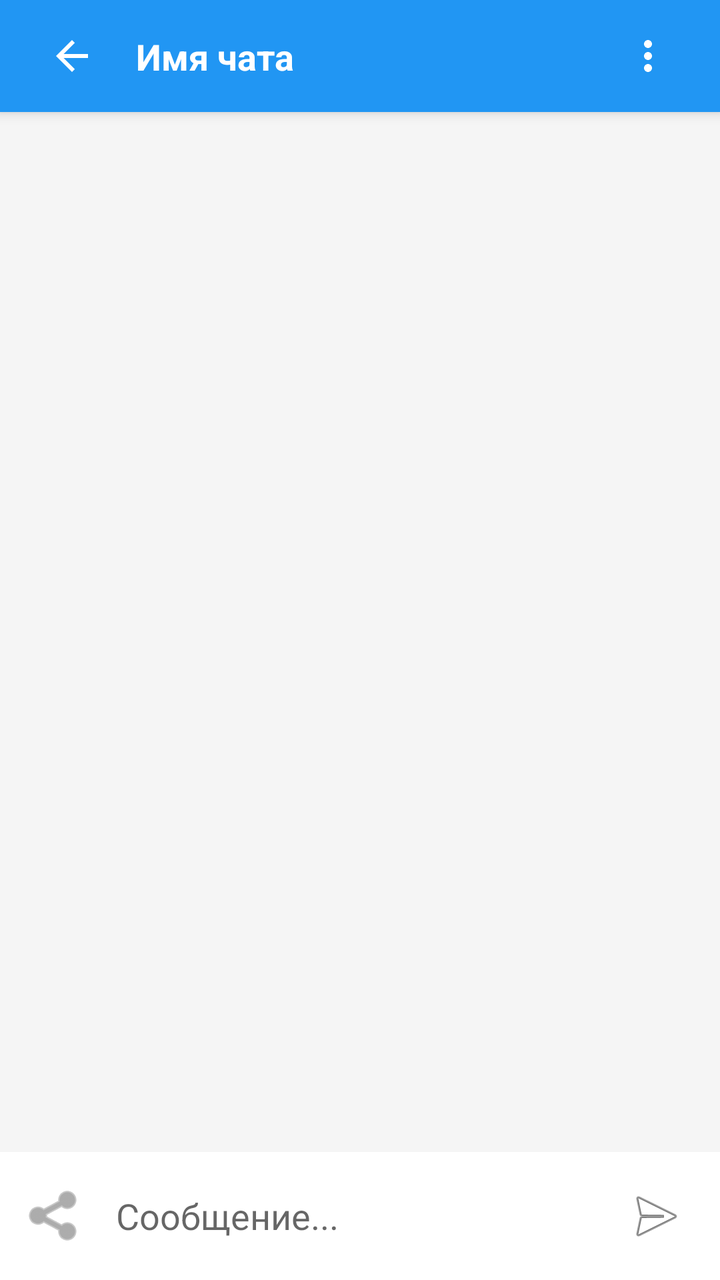
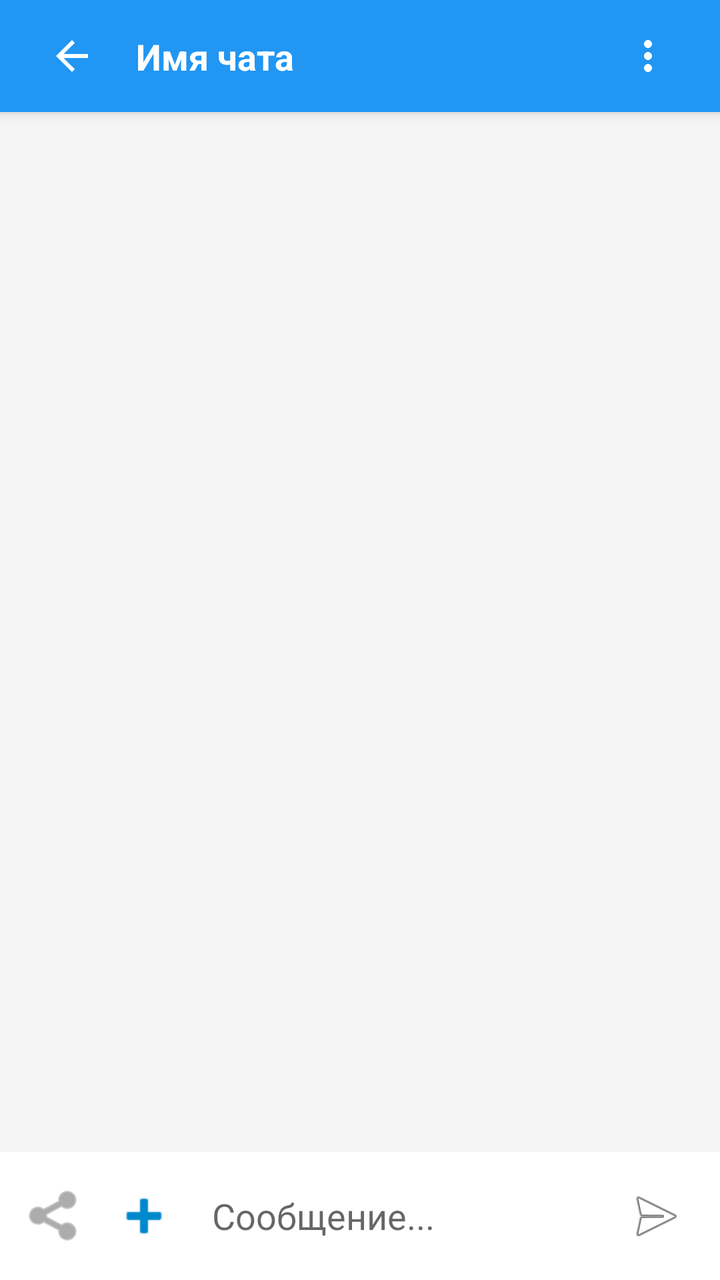

Before-and-after screenshots of an Android layout around one commit, followed by the original layout XML and the change that was made.
<!-- AndroidManifest.xml: application theme Theme.MailLis -->
<!-- res/layout/activity_chat.xml -->
<?xml version="1.0" encoding="utf-8"?>
<LinearLayout
    xmlns:android="http://schemas.android.com/apk/res/android"
    xmlns:app2="http://schemas.android.com/apk/res-auto"
    xmlns:tools="http://android.com"
    android:layout_width="match_parent"
    android:layout_height="match_parent"
    android:orientation="vertical"
    android:background="#F5F5F5"
    android:fitsSystemWindows="true"
    tools:ignore="HardcodedText,Autofill">

    
    <FrameLayout
        android:id="@+id/toolbarContainer"
        android:layout_width="match_parent"
        android:layout_height="56dp"
        android:background="?attr/colorPrimary"
        android:elevation="4dp">

        
        <RelativeLayout
            android:id="@+id/layoutNormalToolbar"
            android:layout_width="match_parent"
            android:layout_height="match_parent"
            android:padding="16dp"
            android:visibility="visible">
            
            <ImageButton
                android:id="@+id/buttonChatBack"
                android:layout_width="40dp"
                android:layout_height="40dp"
                android:layout_alignParentLeft="true"
                android:layout_centerVertical="true"
                android:background="?attr/selectableItemBackgroundBorderless"
                android:src="@drawable/ic_arrow_back"
                android:contentDescription="Назад" />

            <TextView
                android:id="@+id/textViewChatTitle"
                android:layout_width="wrap_content"
                android:layout_height="wrap_content"
                android:layout_toRightOf="@id/buttonChatBack"
                android:layout_centerVertical="true"
                android:layout_marginLeft="12dp"
                android:text="Имя чата"
                android:textColor="#FFFFFF"
                android:textSize="18sp"
                android:textStyle="bold"
                android:ellipsize="end"
                android:singleLine="true" />
            
            <ImageButton
                android:id="@+id/buttonChatMenu"
                android:layout_width="40dp"
                android:layout_height="40dp"
                android:layout_alignParentRight="true"
                android:layout_centerVertical="true"
                android:background="?attr/selectableItemBackgroundBorderless"
                android:src="@drawable/ic_more_vert"
                android:contentDescription="Меню чата" />
        </RelativeLayout>

        
        <RelativeLayout
            android:id="@+id/layoutEditToolbar"
            android:layout_width="match_parent"
            android:layout_height="match_parent"
            android:paddingLeft="12dp"
            android:paddingRight="12dp"
            android:background="#0088CC"
            android:visibility="gone"> 

            
            <ImageButton
                android:id="@+id/buttonCancelSelection"
                android:layout_width="48dp"
                android:layout_height="48dp"
                android:layout_alignParentLeft="true"
                android:layout_centerVertical="true"
                android:background="?attr/selectableItemBackgroundBorderless"
                android:src="@drawable/ic_close"
                android:contentDescription="Отмена" />

            
            <TextView
                android:id="@+id/textViewSelectedCount"
                android:layout_width="wrap_content"
                android:layout_height="wrap_content"
                android:layout_toRightOf="@id/buttonCancelSelection"
                android:layout_centerVertical="true"
                android:layout_marginLeft="16dp"
                android:text="Выбрано: 0"
                android:textColor="#FFFFFF"
                android:textSize="16sp"
                android:textStyle="bold" />

            
            <ImageButton
                android:id="@+id/buttonDeleteSelected"
                android:layout_width="48dp"
                android:layout_height="48dp"
                android:layout_alignParentRight="true"
                android:layout_centerVertical="true"
                android:background="?attr/selectableItemBackgroundBorderless"
                android:src="@drawable/ic_delete"
                android:contentDescription="Удалить выбранное" />
        </RelativeLayout>
    </FrameLayout>


    
    <androidx.recyclerview.widget.RecyclerView
        android:id="@+id/recyclerViewMessages"
        android:layout_width="match_parent"
        android:layout_height="0dp"
        android:layout_weight="1"
        android:paddingTop="12dp"
        android:paddingBottom="8dp"
        android:clipToPadding="false"
        android:scrollbars="vertical" />

    
    <LinearLayout
        android:layout_width="match_parent"
        android:layout_height="wrap_content"
        android:orientation="horizontal"
        android:padding="8dp"
        android:background="#FFFFFF"
        android:gravity="center_vertical">

        
        <ImageButton
            android:id="@+id/buttonAttachFile"
            android:layout_width="40dp"
            android:layout_height="40dp"
            android:background="?attr/selectableItemBackgroundBorderless"
            android:src="@android:drawable/ic_menu_share"
            android:contentDescription="Прикрепить фото"
            app2:tint="#757575" />

        <EditText
            android:id="@+id/editTextMessage"
            android:layout_width="0dp"
            android:layout_height="wrap_content"
            android:layout_weight="1"
            android:hint="Cообщение..."
            android:inputType="textLongMessage|textMultiLine"
            android:maxLines="4"
            android:background="@android:color/transparent"
            android:padding="10dp" />

        <ImageButton
            android:id="@+id/buttonSendMessage"
            android:layout_width="48dp"
            android:layout_height="48dp"
            android:background="?attr/selectableItemBackgroundBorderless"
            android:contentDescription="Отправить"
            android:src="@android:drawable/ic_menu_send" />
    </LinearLayout>
</LinearLayout>
<!-- resources referenced by this layout -->
<resources>
  <!-- drawable ic_arrow_back (drawable) -->
  <?xml version="1.0" encoding="utf-8"?>
  <vector xmlns:android="http://schemas.android.com/apk/res/android"
      android:width="24dp"
      android:height="24dp"
      android:viewportWidth="24"
      android:viewportHeight="24">
      <path
          android:fillColor="#FFFFFF"
          android:pathData="M20,11H7.83l5.59,-5.59L12,4l-8,8 8,8 1.41,-1.41L7.83,13H20V11Z"/>
  </vector>
  <!-- drawable ic_close (drawable) -->
  <?xml version="1.0" encoding="utf-8"?>
  <vector xmlns:android="http://schemas.android.com/apk/res/android"
      android:width="24dp"
      android:height="24dp"
      android:viewportWidth="24"
      android:viewportHeight="24">
      <path
          android:fillColor="#FFFFFF"
          android:pathData="M19,6.41L17.59,5,12,10.59,6.41,5,5,6.41,10.59,12,5,17.59,6.41,19,12,13.41,17.59,19,19,17.59,13.41,12Z"/>
  </vector>
  <!-- drawable ic_delete (drawable) -->
  <?xml version="1.0" encoding="utf-8"?>
  <vector xmlns:android="http://schemas.android.com/apk/res/android"
      android:width="24dp"
      android:height="24dp"
      android:viewportWidth="24"
      android:viewportHeight="24">
      <path
          android:fillColor="#FFFFFF"
          android:pathData="M6,19c0,1.1 0.9,2 2,2h8c1.1,0 2,-0.9 2,-2V7H6v12zM19,4h-3.5l-1,-1h-5l-1,1H5v2h14V4z"/>
  </vector>
  <!-- drawable ic_more_vert (drawable) -->
  <?xml version="1.0" encoding="utf-8"?>
  <vector xmlns:android="http://schemas.android.com/apk/res/android"
      android:width="24dp"
      android:height="24dp"
      android:viewportWidth="24"
      android:viewportHeight="24">
      <path
          android:fillColor="#FFFFFF"
          android:pathData="M12,8c1.1,0 2,-0.9 2,-2s-0.9,-2 -2,-2 -2,0.9 -2,2 0.9,2 2,2zM12,10c-1.1,0 -2,0.9 -2,2s0.9,2 2,2 2,-0.9 2,-2 -0.9,-2 -2,-2zM12,16c-1.1,0 -2,0.9 -2,2s0.9,2 2,2 2,-0.9 2,-2 -0.9,-2 -2,-2z"/>
  </vector>
  <style name="Theme.MailLis" parent="Theme.MaterialComponents.Light.DarkActionBar">
          
          <item name="colorPrimary">#2196F3</item>
          <item name="colorPrimaryVariant">#1976D2</item>
          <item name="colorOnPrimary">#FFFFFF</item>
          <item name="android:windowBackground">#FFFFFF</item>
          
          <item name="android:windowLightStatusBar">true</item>
      </style>
</resources>

<!-- the commit's change to res/layout/activity_chat.xml (unified diff, before → after) -->
@@ -131,13 +131,22 @@
 
         
         <ImageButton
-            android:id="@+id/buttonAttachFile"
+            android:id="@+id/buttonAttachImageFile"
             android:layout_width="40dp"
             android:layout_height="40dp"
             android:background="?attr/selectableItemBackgroundBorderless"
             android:src="@android:drawable/ic_menu_share"
             android:contentDescription="Прикрепить фото"
             app2:tint="#757575" />
+
+        <ImageButton
+            android:id="@+id/buttonAttachOtherFile"
+            android:layout_width="48dp"
+            android:layout_height="48dp"
+            android:background="?attr/selectableItemBackgroundBorderless"
+            android:src="@android:drawable/ic_input_add"
+            android:contentDescription="Прикрепить файл"
+            android:tint="#0088CC" />
 
         <EditText
             android:id="@+id/editTextMessage"
@@ -157,5 +166,6 @@
             android:background="?attr/selectableItemBackgroundBorderless"
             android:contentDescription="Отправить"
             android:src="@android:drawable/ic_menu_send" />
+
     </LinearLayout>
 </LinearLayout>
